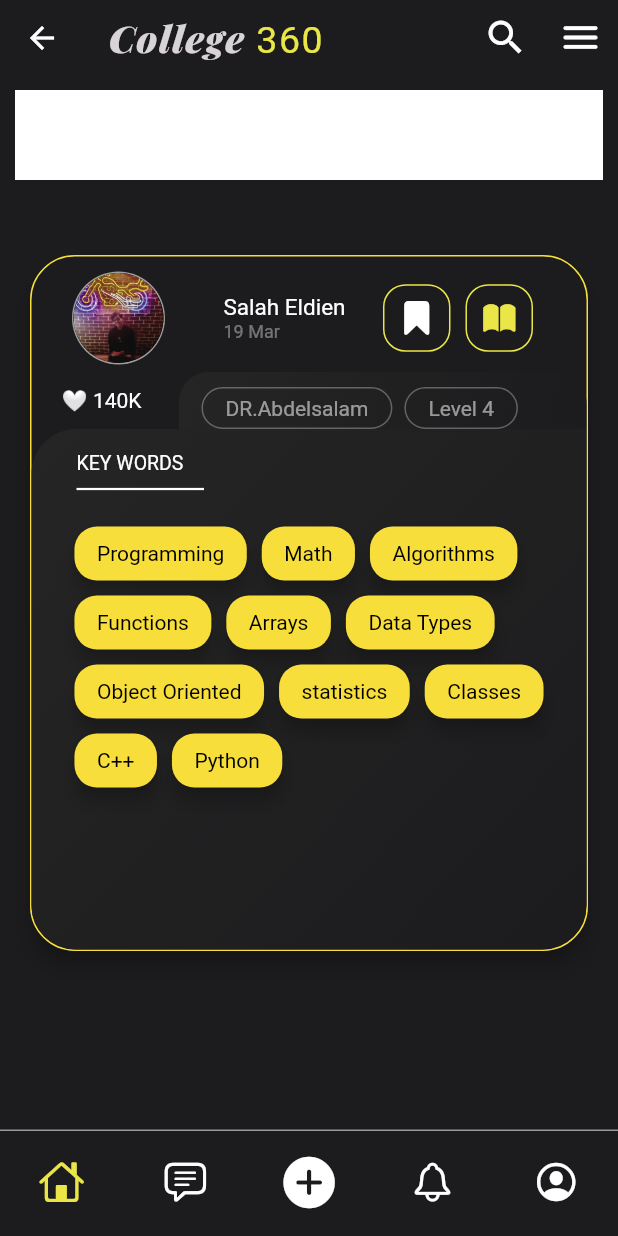
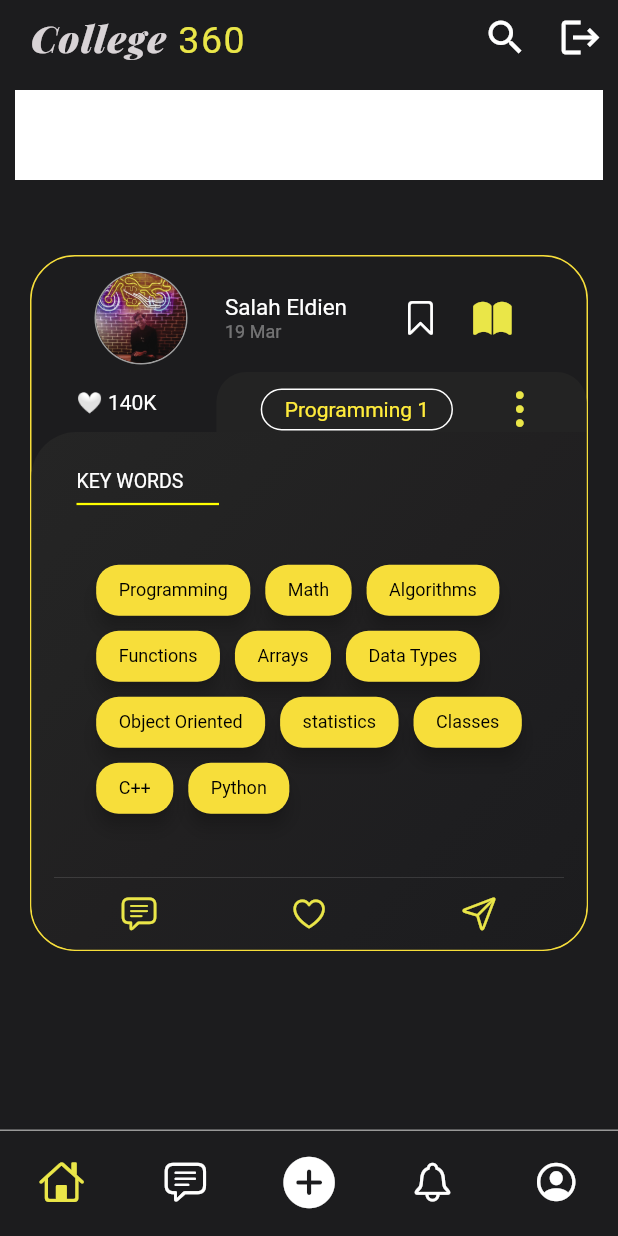
Before and after one commit to Hunter9058/college360, a Flutter app: the HomeScreen screen opened by its route, on a phone screen of 412 x 824 dp. Run offline on Flutter 3.47's test engine with Material 2 defaults, Android fonts, the phone set to English and light mode, and no system bars; our stand-ins replace animated_text_kit, cloud_firestore, dropdown_button2, firebase_auth, firebase_core; accounts and stored records are empty.

```diff
--- a/lib/components/C_home_page_card.dart
+++ b/lib/components/C_home_page_card.dart
@@ -1,3 +1,4 @@
+import 'package:flutter/cupertino.dart';
 import 'package:flutter/material.dart';
 import 'package:college360/constant.dart';
 import 'package:college360/components/C_keyword_creator.dart';
@@ -15,13 +16,21 @@ class Keyword extends StatelessWidget {
           gradient: KCardTopColor,
         ),
         child: Padding(
-          padding: const EdgeInsets.all(15.0),
+          padding: const EdgeInsets.only(
+            top: 15,
+            left: 15,
+            right: 15,
+          ),
+          child: Column(
+            mainAxisAlignment: MainAxisAlignment.spaceBetween,
+            crossAxisAlignment: CrossAxisAlignment.start,
+            children: [
+              Padding(
+                padding: const EdgeInsets.only(top: 10, left: 15),
                 child: Column(
                   crossAxisAlignment: CrossAxisAlignment.start,
                   children: [
-              Padding(
-                padding: const EdgeInsets.only(left: 15),
-                child: Text(
+                    Text(
                       'KEY WORDS',
                       style: TextStyle(
                           color: Colors.white,
@@ -29,21 +38,21 @@ class Keyword extends StatelessWidget {
                           fontWeight: FontWeight.w500,
                           fontSize: 13),
                     ),
+                    Divider(
+                      endIndent: 230,
+                      thickness: 1.5,
+                      color: Colors.yellowAccent,
+                    )
+                  ],
                 ),
-              Divider(
-                color: Colors.white,
-                indent: 15,
-                endIndent: 240,
-                thickness: 1.5,
-                height: 20,
               ),
-              SizedBox(
-                height: 15,
-              ),
+
               //keywords container
               //todo write a function that arrange text according to length to allow 3 words per line
               //todo change to stream  builder
               Center(
+                child: Padding(
+                  padding: const EdgeInsets.only(bottom: 10),
                   child: Wrap(
                     alignment: WrapAlignment.start,
                     runSpacing: 10,
@@ -81,10 +90,45 @@ class Keyword extends StatelessWidget {
                       KeywordCreator(
                         word: 'Python',
                       ),
-                    //todo remove after adding stream
+                      //todo remove extra keywordCreators after adding stream
                     ],
                   ),
-              )
+                ),
+              ),
+
+              Column(
+                children: [
+                  Divider(
+                    height: 0,
+                  ),
+                  Row(
+                    mainAxisAlignment: MainAxisAlignment.spaceAround,
+                    children: [
+                      IconButton(
+                          onPressed: null,
+                          icon: Icon(
+                            CupertinoIcons.text_bubble,
+                            color: KActionColor,
+                            size: 25,
+                          )),
+                      IconButton(
+                          onPressed: null,
+                          icon: Icon(
+                            CupertinoIcons.heart,
+                            color: KActionColor,
+                            size: 25,
+                          )),
+                      IconButton(
+                          onPressed: null,
+                          icon: Icon(
+                            CupertinoIcons.paperplane,
+                            color: KActionColor,
+                            size: 25,
+                          ))
+                    ],
+                  ),
+                ],
+              ),
             ],
           ),
         ),
--- a/lib/components/C_keyword_creator.dart
+++ b/lib/components/C_keyword_creator.dart
@@ -19,10 +19,13 @@ class KeywordCreator extends StatelessWidget {
             color: KMainCardBackGroundColor,
             borderRadius: KBorderRadius,
           ),
-          child: Text(
-            word,
-            style: TextStyle(
-                fontSize: 14, color: Colors.black, fontFamily: 'Roboto'),
+          child: FittedBox(
+            fit: BoxFit.contain,
+            child: Text(
+              word,
+              style: TextStyle(
+                  fontSize: 12, color: Colors.black, fontFamily: 'Roboto'),
+            ),
           ),
         ),
       ),
--- a/lib/main.dart
+++ b/lib/main.dart
@@ -1,3 +1,5 @@
+import 'package:college360/models/user.dart';
+import 'package:college360/services/authentication_Service.dart';
 import 'package:college360/wrapper.dart';
 import 'package:flutter/material.dart';
 import 'screen/home_screen.dart';
@@ -5,6 +7,7 @@ import 'screen/login_screen.dart';
 import 'screen/registration_screen.dart';
 import 'package:firebase_core/firebase_core.dart';
 import 'package:college360/constant.dart';
+import 'package:provider/provider.dart';
 
 void main() async {
   WidgetsFlutterBinding.ensureInitialized();
@@ -15,7 +18,13 @@ void main() async {
 class College360 extends StatelessWidget {
   @override
   Widget build(BuildContext context) {
-    return MaterialApp(
+    return StreamProvider<CustomUser?>.value(
+      catchError: (_, __) {
+        return null;
+      },
+      initialData: null,
+      value: AuthService().userStream,
+      child: MaterialApp(
         title: 'Flutter Demo',
         theme: ThemeData.dark().copyWith(
             primaryColor: KMainCardBackGroundColor,
@@ -32,6 +41,7 @@ class College360 extends StatelessWidget {
         },
         // initialRoute: '/',
         // routes: {'/': (context) => HomeScreen()},
+      ),
     );
   }
 }
--- /dev/null
+++ b/lib/models/post.dart
@@ -0,0 +1,16 @@
+//used to  save the data coming from the stream
+
+class PostModel {
+  String date;
+  String posterName;
+  String posterPicture;
+  String posterUid;
+  String subject;
+
+  PostModel(
+      {this.date = '',
+      this.posterName = '',
+      this.posterPicture = '',
+      this.posterUid = '',
+      this.subject = ''});
+}
--- a/lib/screen/home_screen.dart
+++ b/lib/screen/home_screen.dart
@@ -1,7 +1,12 @@
+import 'package:college360/models/post.dart';
+import 'package:college360/services/authentication_Service.dart';
 import 'package:flutter/cupertino.dart';
 import 'package:flutter/material.dart';
 import 'package:college360/constant.dart';
 import 'package:college360/components/C_home_page_card.dart';
+import 'package:provider/provider.dart';
+
+import '../services/database.dart';
 
 class HomeScreen extends StatefulWidget {
   static const String id = 'home_screen';
@@ -11,6 +16,7 @@ class HomeScreen extends StatefulWidget {
 }
 
 class _HomeScreenState extends State<HomeScreen> {
+  final AuthService _authService = AuthService();
   int _selectedIndex = 0;
   void _onItemTapped(int index) {
     setState(() {
@@ -20,9 +26,14 @@ class _HomeScreenState extends State<HomeScreen> {
 
   @override
   Widget build(BuildContext context) {
-    return Scaffold(
+    return StreamProvider<List<PostModel>>.value(
+      value: DatabaseService().posts,
+      initialData: [],
+      child: Scaffold(
         backgroundColor: KBackGroundColor,
         appBar: AppBar(
+          titleSpacing: 20,
+          automaticallyImplyLeading: false,
           toolbarHeight: 50,
           elevation: 0,
           title: RichText(
@@ -61,9 +72,12 @@ class _HomeScreenState extends State<HomeScreen> {
               width: 50,
               height: 50,
               child: IconButton(
-                onPressed: null,
+                  onPressed: () async {
+                    await _authService.signOut();
+                  },
+                  //todo for testing remove later
                   icon: Icon(
-                  Icons.menu_rounded,
+                    Icons.logout,
                     color: Colors.white,
                     size: 30,
                   )),
@@ -74,7 +88,8 @@ class _HomeScreenState extends State<HomeScreen> {
           child: Column(
             children: [
               Padding(
-              padding: const EdgeInsets.symmetric(vertical: 10, horizontal: 10),
+                padding:
+                    const EdgeInsets.symmetric(vertical: 10, horizontal: 10),
                 child: Row(
                   children: [
                     Expanded(
@@ -92,7 +107,6 @@ class _HomeScreenState extends State<HomeScreen> {
                   padding: EdgeInsets.symmetric(vertical: 40, horizontal: 20),
                   height: MediaQuery.of(context).size.height - 280,
                   child: Material(
-                  elevation: 6,
                     borderRadius: BorderRadius.all(Radius.circular(30)),
                     //card container
                     child: Container(
@@ -118,7 +132,7 @@ class _HomeScreenState extends State<HomeScreen> {
                                   Row(
                                     children: [
                                       SizedBox(
-                                      width: 15,
+                                        width: 30,
                                       ),
                                       //todo update with user pic
 
@@ -132,7 +146,7 @@ class _HomeScreenState extends State<HomeScreen> {
                                         ),
                                       ),
                                       SizedBox(
-                                      width: 39,
+                                        width: 25,
                                       ),
                                       Column(
                                         crossAxisAlignment:
@@ -157,39 +171,21 @@ class _HomeScreenState extends State<HomeScreen> {
                                       //Icon Row
                                       Row(
                                         children: [
-                                        Container(
-                                          width: 45,
-                                          height: 45,
-                                          decoration: BoxDecoration(
-                                              borderRadius: KBorderRadius,
-                                              border: Border.all(
-                                                  color: KActionColor)),
-                                          child: IconButton(
+                                          IconButton(
                                               onPressed: null,
+                                              //todo fill icon if the user have it bookmarked
                                               icon: Icon(
-                                                CupertinoIcons.bookmark_fill,
+                                                CupertinoIcons.bookmark,
                                                 color: Colors.white,
                                                 size: 25,
                                               )),
-                                        ),
-                                        SizedBox(
-                                          width: 10,
-                                        ),
-                                        Container(
-                                          width: 45,
-                                          height: 45,
-                                          decoration: BoxDecoration(
-                                              borderRadius: KBorderRadius,
-                                              border: Border.all(
-                                                  color: KActionColor)),
-                                          child: IconButton(
+                                          IconButton(
                                               onPressed: null,
                                               icon: Icon(
                                                 CupertinoIcons.book_fill,
                                                 color: KActionColor,
-                                                size: 25,
+                                                size: 30,
                                               )),
-                                        ),
                                         ],
                                       )
                                     ],
@@ -198,9 +194,10 @@ class _HomeScreenState extends State<HomeScreen> {
                               )),
                           //2nd row (likes , level ,dr.name)
                           Row(
+                            mainAxisAlignment: MainAxisAlignment.spaceEvenly,
                             children: [
                               SizedBox(
-                              width: 20,
+                                width: 30,
                               ),
                               Text(
                                 '🤍 140K',
@@ -209,54 +206,52 @@ class _HomeScreenState extends State<HomeScreen> {
                                 ),
                               ),
                               SizedBox(
-                              width: 25,
+                                width: 40,
                               ),
-                            Expanded(
+                              Flexible(
                                 child: Container(
                                     decoration: BoxDecoration(
                                       borderRadius: (BorderRadius.only(
                                         topLeft: Radius.circular(20),
                                         topRight: Radius.circular(20),
                                       )),
-                                      gradient: KCardTopColor),
+                                      color: Color(0xff232323),
+                                    ),
+                                    // gradient: KCardTopColor),
                                     child: Padding(
                                       padding: const EdgeInsets.only(
-                                        top: 10, left: 15, right: 15),
+                                        top: 10,
+                                      ),
                                       child: Row(
+                                        mainAxisAlignment:
+                                            MainAxisAlignment.spaceEvenly,
                                         children: [
-                                        Container(
+                                          Flexible(
+                                            fit: FlexFit.loose,
+                                            child: Container(
                                               padding: EdgeInsets.symmetric(
                                                   vertical: 5, horizontal: 15),
                                               decoration: BoxDecoration(
                                                   borderRadius: KBorderRadius,
                                                   border: Border.all(
-                                                color: Colors.white30,
+                                                    color: Colors.white,
                                                   )),
+                                              child: FittedBox(
+                                                fit: BoxFit.cover,
                                                 child: Text(
-                                            'DR.Abdelsalam',
+                                                  'Programming 1',
                                                   style: TextStyle(
-                                                color: Colors.white54,
+                                                      color: Colors.yellow,
                                                       fontSize: 14),
                                                 ),
                                               ),
-                                        SizedBox(
-                                          width: 8,
                                             ),
-                                        Container(
-                                          padding: EdgeInsets.symmetric(
-                                              vertical: 5, horizontal: 15),
-                                          decoration: BoxDecoration(
-                                              borderRadius: KBorderRadius,
-                                              border: Border.all(
-                                                color: Colors.white30,
-                                              )),
-                                          child: Text(
-                                            'Level 4',
-                                            style: TextStyle(
-                                                color: Colors.white54,
-                                                fontSize: 14),
                                           ),
-                                        )
+                                          Icon(
+                                            CupertinoIcons.ellipsis_vertical,
+                                            color: KActionColor,
+                                            size: 30,
+                                          ),
                                         ],
                                       ),
                                     )),
@@ -265,6 +260,7 @@ class _HomeScreenState extends State<HomeScreen> {
                           ),
                           // 3section (title text 'keywords')
                           Keyword(),
+                          //4th section (like, dislike,comment)
                         ],
                       ),
                     ),
@@ -317,6 +313,7 @@ class _HomeScreenState extends State<HomeScreen> {
             ],
           ),
         ),
+      ),
     );
   }
 }
--- a/lib/screen/login_screen.dart
+++ b/lib/screen/login_screen.dart
@@ -134,8 +134,8 @@ class _SignInState extends State<SignIn> {
               ),
 
               SizedBox(height: 20.0),
+
               //signup button
-
               SignButton(
                 label: 'SIGN UP',
                 buttonColor: Color(0xff1c1c1e),
--- a/lib/services/authentication_Service.dart
+++ b/lib/services/authentication_Service.dart
@@ -6,10 +6,11 @@ class AuthService {
   final FirebaseAuth _auth = FirebaseAuth.instance;
 
   //auth change user stream
-  Stream<CustomUser?> get user {
+  Stream<CustomUser?> get userStream {
     return _auth
         .authStateChanges()
         .map((User? user) => _userFromFireBaseUser(user!));
+    //change fireauth user to our custom user
   }
 
 // transform firebase user to our custom user model
--- a/lib/services/database.dart
+++ b/lib/services/database.dart
@@ -1,10 +1,11 @@
 import 'package:cloud_firestore/cloud_firestore.dart';
 import 'package:firebase_core/firebase_core.dart';
 import 'package:flutter/material.dart';
+import 'package:college360/models/post.dart';
 
 class DatabaseService {
   final String uid;
-  DatabaseService({required this.uid});
+  DatabaseService({this.uid = ''});
   //shortcut for referencing user collection
   final CollectionReference usersInfo =
       FirebaseFirestore.instance.collection('users');
@@ -21,13 +22,24 @@ class DatabaseService {
       },
     );
   }
+
+  //convert firestore data to custom object
+  List<PostModel> _postListFromSnap(QuerySnapshot snapshot) {
+    return snapshot.docs.map((doc) {
+      return PostModel(
+          date: doc.get('date'),
+          posterName: doc.get('poster_name'),
+          posterPicture: doc.get('poster_picture'),
+          posterUid: doc.get('poster_uid'),
+          subject: doc.get('subject'));
+    }).toList();
+  }
+
+//get posts from database
+  Stream<List<PostModel>> get posts {
+    return FirebaseFirestore.instance
+        .collection('posts')
+        .snapshots()
+        .map(_postListFromSnap);
+  }
 }
-
-// Future addUserInfo() async {
-//   return users
-//       .add({
-//
-//       })
-//       .then((value) => print("user Added"))
-//       .catchError((error) => print("Failed to add user: $error"));
-// }
--- a/lib/wrapper.dart
+++ b/lib/wrapper.dart
@@ -1,12 +1,21 @@
+import 'package:college360/models/user.dart';
 import 'package:college360/screen/home_screen.dart';
 import 'package:college360/screen/login_screen.dart';
+import 'package:firebase_auth/firebase_auth.dart';
 import 'package:flutter/material.dart';
+import 'package:provider/provider.dart';
 
 class Wrapper extends StatelessWidget {
   static const String id = 'Wrapper';
 
   @override
   Widget build(BuildContext context) {
-    return SignIn();
+    //todo add a stream depose after use to save memory
+    final loggedUser = Provider.of<CustomUser?>(context);
+    if (loggedUser == null) {
+      return SignIn();
+    } else {
+      return HomeScreen();
+    }
   }
 }
--- a/pubspec.yaml
+++ b/pubspec.yaml
@@ -19,6 +19,8 @@ dependencies:
   cupertino_icons: ^1.0.2
   animated_text_kit: ^4.2.1
   dropdown_button2: ^1.2.5
+  flutter_secure_storage: ^5.0.2
+  provider: ^6.0.2
 dev_dependencies:
   flutter_test:
     sdk: flutter
```
Lines whose indentation alone changed are shown as unchanged.
